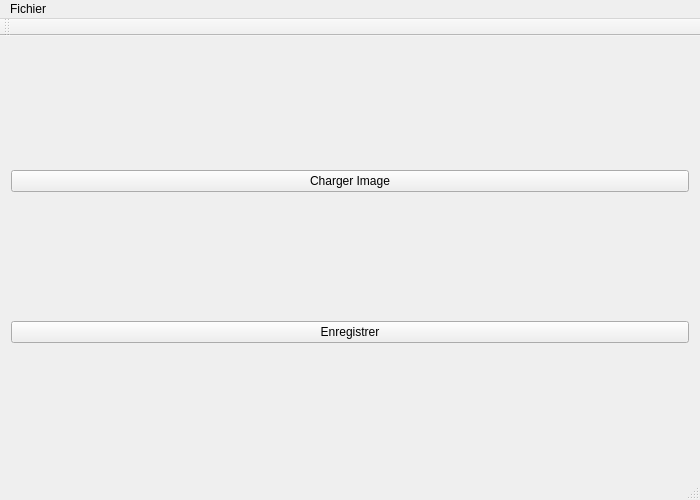
The window that mainwindow.ui (clement-roblot/generateur-de-photo-identite) describes before a commit, drawn with Qt 5.
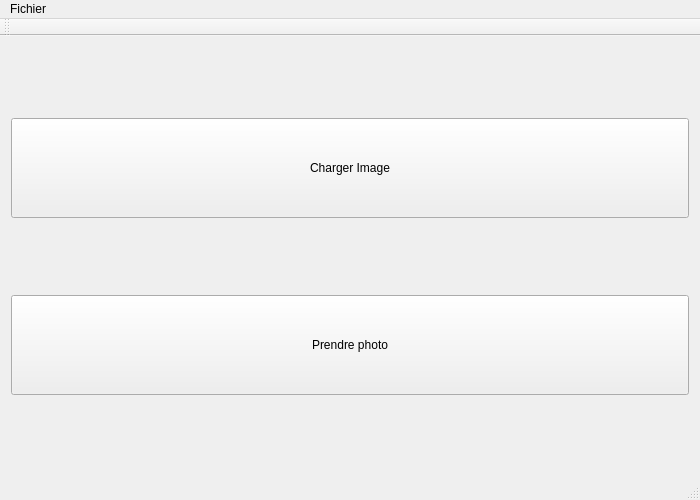
The same window after the commit.

```diff
--- a/mainwindow.ui
+++ b/mainwindow.ui
@@ -22,6 +22,12 @@
      <layout class="QVBoxLayout" name="droite">
       <item>
        <widget class="QPushButton" name="chargerImage">
+        <property name="minimumSize">
+         <size>
+          <width>0</width>
+          <height>100</height>
+         </size>
+        </property>
         <property name="text">
          <string>Charger Image</string>
         </property>
@@ -29,8 +35,14 @@
       </item>
       <item>
        <widget class="QPushButton" name="bouttonEnregistrer">
+        <property name="minimumSize">
+         <size>
+          <width>0</width>
+          <height>100</height>
+         </size>
+        </property>
         <property name="text">
-         <string>Enregistrer</string>
+         <string>Prendre photo</string>
         </property>
        </widget>
       </item>
```
